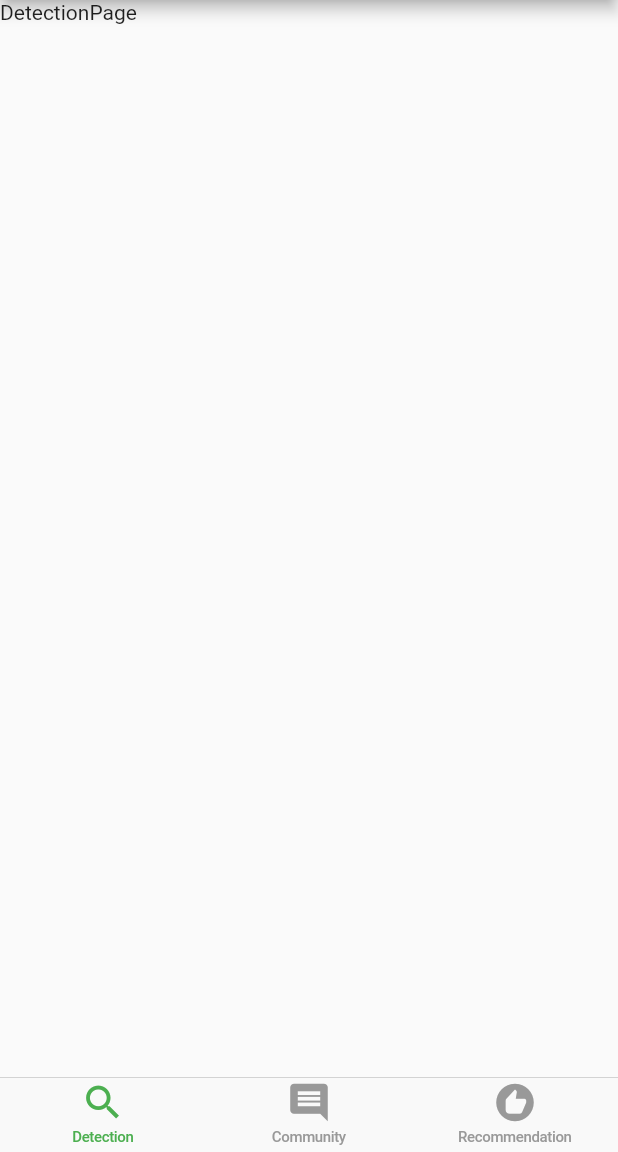
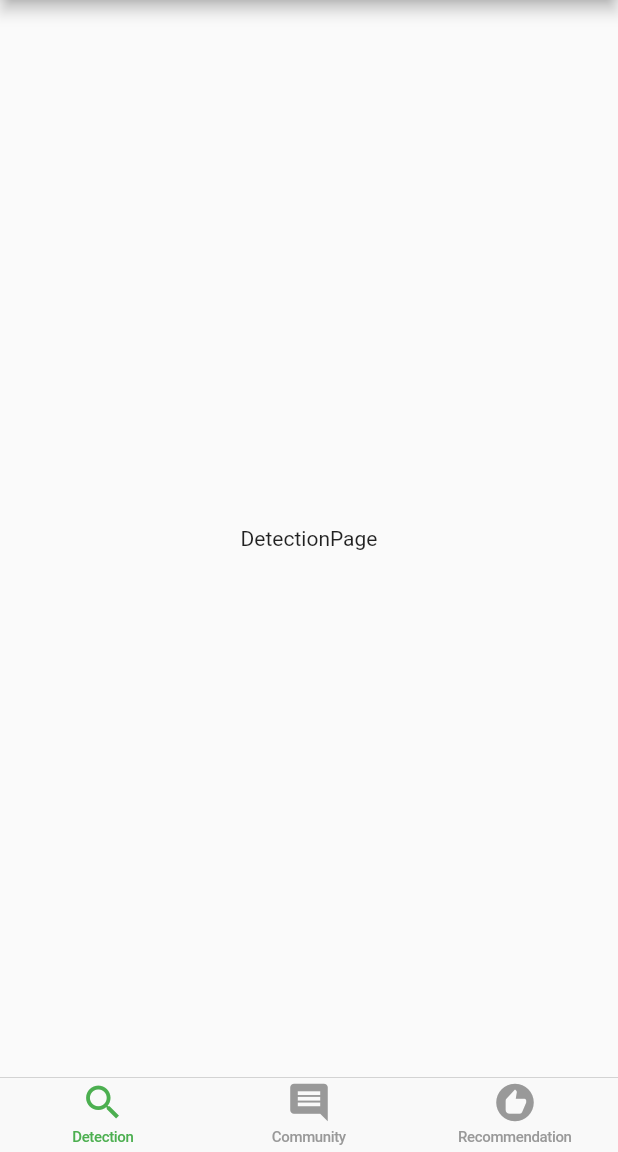
Before and after one commit to gaurangkeluskar22/SIH_2022, a Flutter app: the screen it shows after launch, on a phone screen of 412 x 824 dp, the part 84-1236 px from its top. Run offline on Flutter 3.47's test engine with Material 2 defaults, Android fonts, the phone set to English and light mode, and no system bars; our stand-ins replace flutter_spinkit.

Commit message:
changed Text Alignment

```diff
--- a/lib/Shared/header.dart
+++ b/lib/Shared/header.dart
@@ -12,6 +12,6 @@ header(context,
     ),
     automaticallyImplyLeading: removeback ? false : true,
     centerTitle: true,
-    backgroundColor: Color.fromARGB(255, 32, 153, 59),
+    backgroundColor: Color.fromARGB(255, 26, 145, 50),
   );
 }
--- a/lib/community/CommunityPage.dart
+++ b/lib/community/CommunityPage.dart
@@ -9,7 +9,7 @@ class _CommunityPageState extends State<CommunityPage> {
   @override
   Widget build(BuildContext context) {
     return Container(
-      child: Text("Community Page"),
+      child: Center(child: Text("Community Page")),
     );
   }
 }
--- a/lib/detection/DetectionPage.dart
+++ b/lib/detection/DetectionPage.dart
@@ -9,7 +9,7 @@ class _DetectionPageState extends State<DetectionPage> {
   @override
   Widget build(BuildContext context) {
     return Container(
-      child: Text("DetectionPage"),
+      child: Center(child: Text("DetectionPage")),
     );
   }
 }
--- a/lib/recommendation/RecommendationPage.dart
+++ b/lib/recommendation/RecommendationPage.dart
@@ -9,7 +9,7 @@ class _RecommendationPageState extends State<RecommendationPage> {
   @override
   Widget build(BuildContext context) {
     return Container(
-      child: Text("RecommendationPage"),
+      child: Center(child: Text("RecommendationPage")),
     );
   }
 }
```
